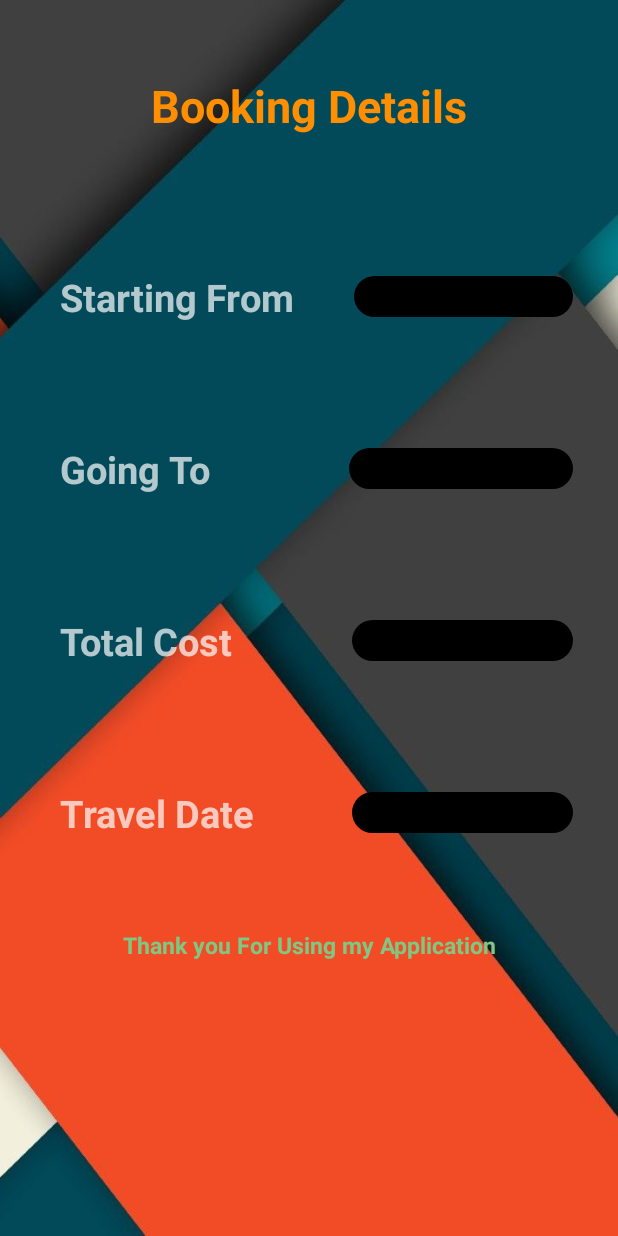
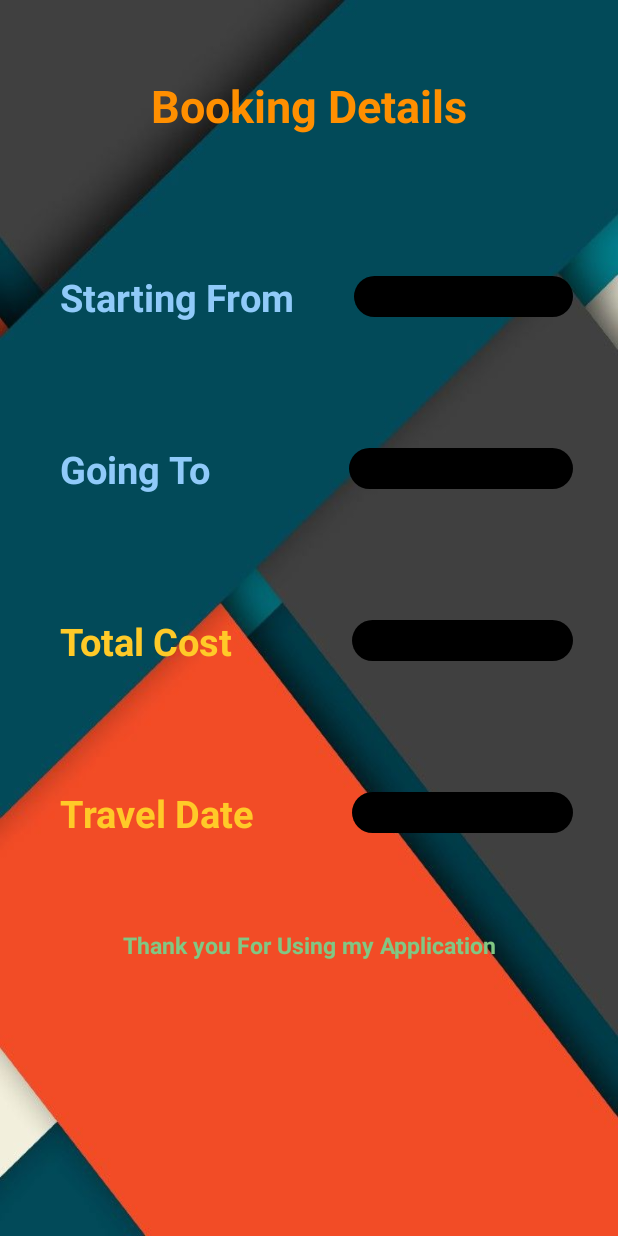
Before and after one commit to ChattTheDev/TicketBookingSystem, an Android app: the Booking_Details_Panel screen opened directly, with no data from a screen before it, on a phone screen of 412 x 824 dp. Run offline under Robolectric (Android 15) with nearby library versions, the phone set to English and light mode, and no system bars; 4 statements that could not run were skipped.

Commit message:
sixth commit

```diff
--- a/app/src/main/java/com/example/subhamspc/ticketbookingsystem/Booking_Panel.java
+++ b/app/src/main/java/com/example/subhamspc/ticketbookingsystem/Booking_Panel.java
@@ -337,4 +337,8 @@ public class Booking_Panel extends AppCompatActivity implements AdapterView.OnIt
 
     }
 
+    @Override
+    public void onBackPressed() {
+
+    }
 }
--- a/app/src/main/java/com/example/subhamspc/ticketbookingsystem/Login_Panel.java
+++ b/app/src/main/java/com/example/subhamspc/ticketbookingsystem/Login_Panel.java
@@ -79,6 +79,11 @@ public class Login_Panel extends AppCompatActivity {
     }
 
     @Override
+    public void onBackPressed() {
+
+    }
+
+    @Override
     protected void onDestroy() {
         super.onDestroy();
 
--- a/app/src/main/java/com/example/subhamspc/ticketbookingsystem/Registration_panel.java
+++ b/app/src/main/java/com/example/subhamspc/ticketbookingsystem/Registration_panel.java
@@ -84,10 +84,16 @@ public class Registration_panel extends AppCompatActivity {
 
     }
 
+
     @Override
     protected void onDestroy() {
         super.onDestroy();
 
         mydb.close();
     }
+
+    @Override
+    public void onBackPressed() {
+
+    }
 }
--- a/app/src/main/res/layout/activity_booking__details__panel.xml
+++ b/app/src/main/res/layout/activity_booking__details__panel.xml
@@ -30,7 +30,8 @@
             android:text="Starting From"
             android:layout_margin="20dp"
             android:textSize="25sp"
-            android:textStyle="bold"/>
+            android:textStyle="bold"
+            android:textColor="#90CAF9"/>
         <TextView
             android:id="@+id/textView16"
             android:layout_width="match_parent"
@@ -60,7 +61,8 @@
             android:text="Going To"
             android:layout_margin="20dp"
             android:textSize="25sp"
-            android:textStyle="bold"/>
+            android:textStyle="bold"
+            android:textColor="#90CAF9"/>
         <TextView
             android:id="@+id/textView24"
             android:layout_width="match_parent"
@@ -90,7 +92,8 @@
             android:text="Total Cost"
             android:layout_margin="20dp"
             android:textSize="25sp"
-            android:textStyle="bold"/>
+            android:textStyle="bold"
+            android:textColor="#FFCA28"/>
         <TextView
             android:id="@+id/textView26"
             android:layout_width="match_parent"
@@ -119,7 +122,8 @@
             android:text="Travel Date"
             android:layout_margin="20dp"
             android:textSize="25sp"
-            android:textStyle="bold"/>
+            android:textStyle="bold"
+            android:textColor="#FFCA28"/>
         <TextView
             android:id="@+id/textView28"
             android:layout_width="match_parent"
--- a/app/src/main/res/values/strings.xml
+++ b/app/src/main/res/values/strings.xml
@@ -29,5 +29,4 @@
     <string name="loginbutt">login</string>
 
 
-
 </resources>
```
Also changed, not shown: app/src/main/AndroidManifest.xml (+3 -4 lines), app/src/main/res/layout/activity_booking__panel.xml (+16 -27 lines), app/src/main/res/layout/activity_login__panel.xml (+3 -11 lines), app/src/main/res/layout/activity_registration_panel.xml (+4 -11 lines), app/src/main/res/drawable/ticket.png (added).
